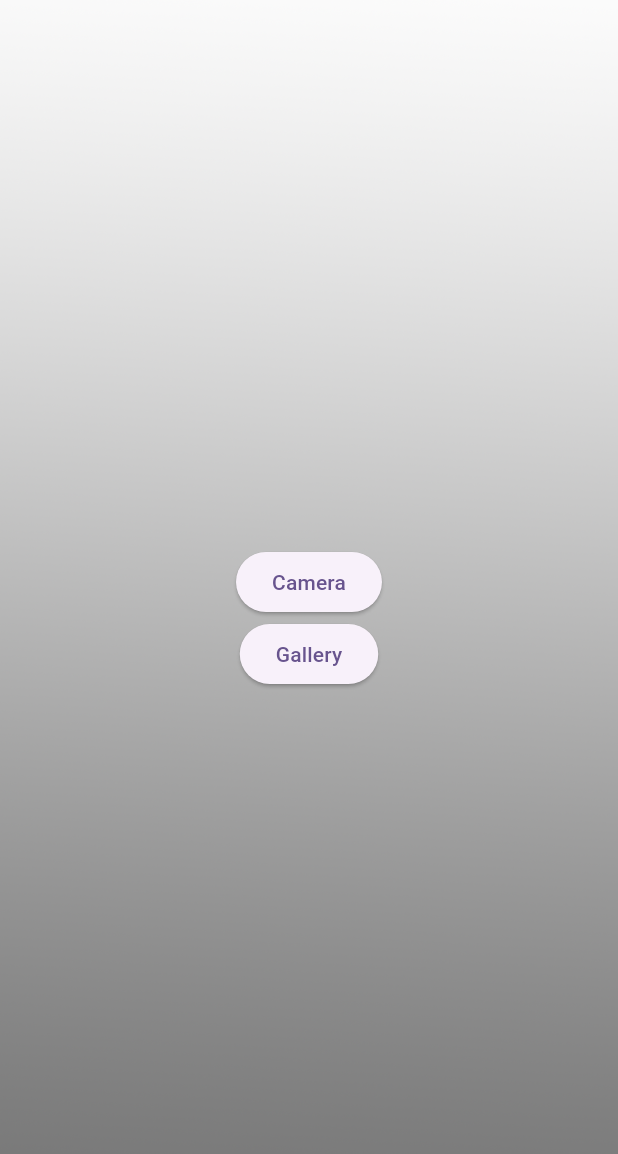
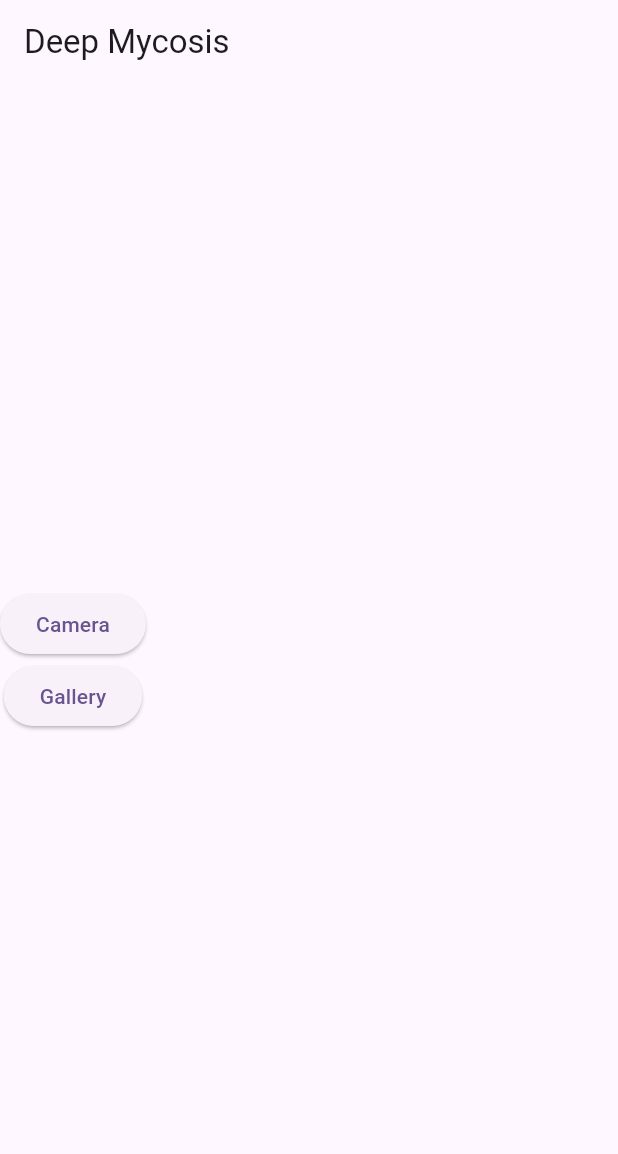
Before and after one commit to XsideTh/deepMycosis, a Flutter app: the screen it shows after launch, on a phone screen of 412 x 824 dp. Shown: the top 1154 px of the screen. Run offline on Flutter 3.47's test engine with Material 3 defaults, Android fonts, the phone set to English and light mode, and no system bars; our stand-ins replace camera, flutter_native_image, gallery_saver, go_router, image_picker; missing offline and left inert: pytorch_lite.

Commit message:
revert some change

```diff
--- a/deepmycosis_application/lib/home_screen.dart
+++ b/deepmycosis_application/lib/home_screen.dart
@@ -1,4 +1,5 @@
 import 'dart:io';
+import 'dart:ui';
 
 import 'package:deepmycosis_application/modeling.dart';
 import 'package:deepmycosis_application/result_screen.dart';
@@ -34,24 +35,23 @@ class _HomeScreenState extends State<HomeScreen> {
 
   @override
   Widget build(BuildContext context) {
-    return Container(
-        constraints: BoxConstraints.expand(),
-        decoration: const BoxDecoration(
-          image: DecorationImage(
-              image: AssetImage("assets/images/bg.png"), fit: BoxFit.cover),
+
+    return Scaffold(
+        appBar: AppBar(
+          title: Text('Deep Mycosis'),
         ),
-        child: Column(
+        body: Column(
           mainAxisAlignment: MainAxisAlignment.center,
           children: <Widget>[
             ElevatedButton(
-                onPressed: () => context.go("/camera"), child: Text("Camera")),
+                onPressed: () => context.go("/camera"), child: Text("Camera"),
+                ),
             ElevatedButton(
                 //เป็นปุ่มที่เมื่อกดแล้วจะทำการเลือกรูปภาพจาก gallery
                 onPressed: () => pickImage(ImageSource.gallery),
                 child: Text("Gallery"))
           ],
-        ) // Foreground widget here
-        );
+        ));
   }
 
   Future pickImage(ImageSource source) async {
```
